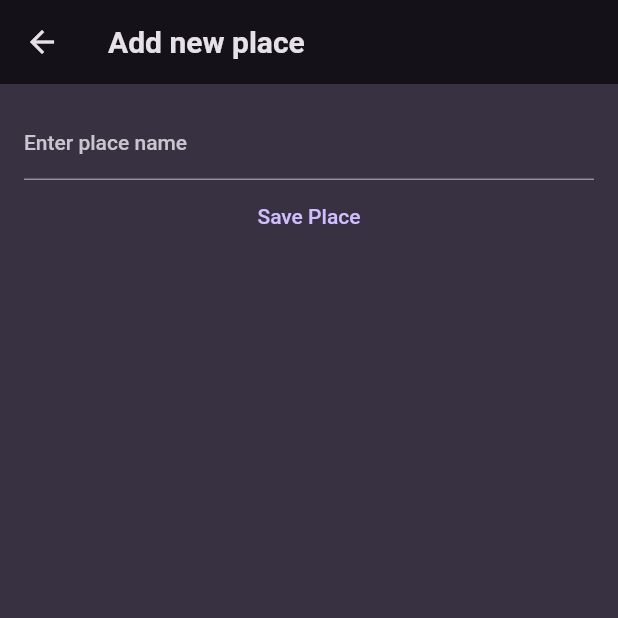
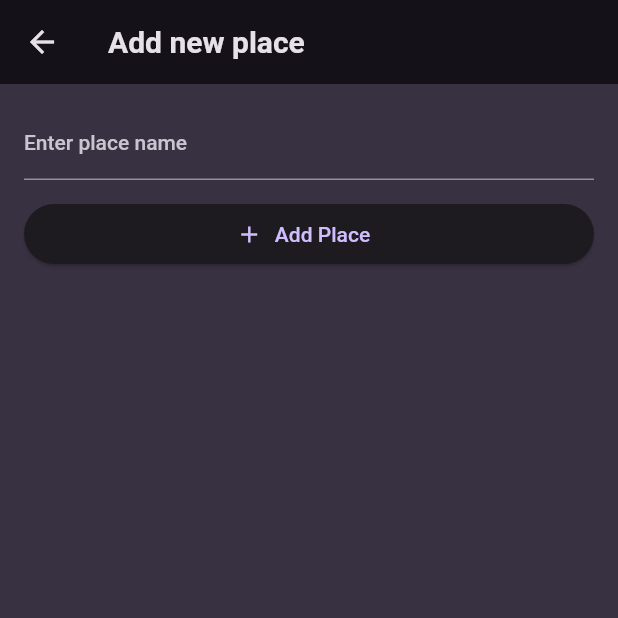
Before and after one commit to ashfaqahmad7866/favourite_places, a Flutter app: the screen it shows after launch, after a tap on the "add" icon, on a phone screen of 412 x 824 dp, the top half of it. Run offline on Flutter 3.47's test engine with Material 2 defaults, Android fonts, the phone set to English and light mode, and no system bars; our stand-ins replace flutter_riverpod, google_fonts.

Commit message:
feat: add riverpod and uuid and remove places and new_places screens

```diff
--- a/lib/main.dart
+++ b/lib/main.dart
@@ -1,7 +1,7 @@
+import 'package:favourite_places/screens/places.dart';
 import 'package:flutter/material.dart';
-
 import 'package:google_fonts/google_fonts.dart';
-import 'package:favourite_places/places.dart';
+import 'package:flutter_riverpod/flutter_riverpod.dart';
 final colorScheme = ColorScheme.fromSeed(
   brightness: Brightness.dark,
   seedColor: const Color.fromARGB(255, 102, 6, 247),
@@ -27,7 +27,7 @@ final theme = ThemeData().copyWith(
 
 void main() {
   runApp(
-      const MyApp(),
+      const ProviderScope(child: MyApp()) ,
   );
 }
 
--- /dev/null
+++ b/lib/models/place.dart
@@ -0,0 +1,7 @@
+import 'package:uuid/uuid.dart';
+const uuid=Uuid();
+class PlaceData {
+  PlaceData({required this.name}):id=uuid.v4();
+  String name;
+  String id;
+}
--- a/lib/new_places.dart
+++ /dev/null
@@ -1,65 +0,0 @@
-// ignore_for_file: unnecessary_null_comparison, prefer_typing_uninitialized_variables
-
-import 'package:flutter/material.dart';
-
-class NewPlaces extends StatefulWidget {
-  const NewPlaces({super.key});
-
-  @override
-  State<NewPlaces> createState() => _NewPlacesState();
-}
-
-class _NewPlacesState extends State<NewPlaces> {
-  void savePlaces()
-  {
-    if(formKey.currentState!.validate())
-    {
-    formKey.currentState!.save();
-    }
-  }
-  var placeName;
-  final formKey = GlobalKey<FormState>();
-  @override
-  Widget build(BuildContext context) {
-    return Scaffold(
-      appBar: AppBar(
-        title: const Text('Add new place'),
-      ),
-      body: Container(
-        margin: const EdgeInsets.all(16),
-        child: Form(
-          key: formKey,
-          child: Column(
-            children: [
-              TextFormField(
-                decoration: const InputDecoration(
-                  label: Text('Enter place name'),
-                ),
-                validator: (value) {
-                  if (value!.isEmpty ||
-                      value == null ||
-                      value.trim().length <= 5) {
-                    return 'Place name can\'t be null';
-                  }
-                  return null;
-                },
-                onSaved: (newValue) => placeName,
-              ),
-              Row(
-                mainAxisAlignment: MainAxisAlignment.end,
-                children: [
-                  Expanded(
-                    child: TextButton(
-                      onPressed: savePlaces,
-                      child: const Text("Save Place"),
-                    ),
-                  ),
-                ],
-              ),
-            ],
-          ),
-        ),
-      ),
-    );
-  }
-}
--- /dev/null
+++ b/lib/place_provider.dart
@@ -0,0 +1,3 @@
+import 'package:favourite_places/models/dummy_places.dart';
+import 'package:flutter_riverpod/flutter_riverpod.dart';
+final placeProvider=Provider((ref) => dummyData);
--- a/lib/places.dart
+++ /dev/null
@@ -1,39 +0,0 @@
-import 'package:favourite_places/new_places.dart';
-import 'package:flutter/material.dart';
-
-class Places extends StatefulWidget {
-  const Places({super.key});
-
-  @override
-  State<Places> createState() => _PlacesState();
-}
-
-class _PlacesState extends State<Places> {
-  void newPlace() {
-    Navigator.of(context).push(MaterialPageRoute(
-      builder: (context) {
-        return const NewPlaces();
-      },
-    ),
-    );
-  }
-
-  @override
-  Widget build(BuildContext context) {
-    return Scaffold(
-      appBar: AppBar(title: const Text('Your Places'), actions: [
-        IconButton(
-          onPressed: newPlace,
-          icon: const Icon(Icons.add),
-        ),
-      ]),
-      body: const Center(
-        child: Text(
-          'No place added yet!',
-          style: TextStyle(
-              color: Colors.white, fontSize: 15, fontWeight: FontWeight.bold),
-        ),
-      ),
-    );
-  }
-}
--- /dev/null
+++ b/lib/screens/new_places.dart
@@ -0,0 +1,71 @@
+// ignore_for_file: unnecessary_null_comparison, prefer_typing_uninitialized_variables
+
+import 'package:flutter/material.dart';
+import 'package:favourite_places/models/place.dart';
+class NewPlaces extends StatefulWidget {
+  const NewPlaces({super.key});
+
+  @override
+  State<NewPlaces> createState() => _NewPlacesState();
+}
+
+class _NewPlacesState extends State<NewPlaces> {
+  void savePlaces() {
+    if (formKey.currentState!.validate()) {
+      formKey.currentState!.save();
+      Navigator.of(context).pop(PlaceData(name: placeName));
+    }
+  }
+
+  var placeName;
+  final formKey = GlobalKey<FormState>();
+  @override
+  Widget build(BuildContext context) {
+    return Scaffold(
+      appBar: AppBar(
+        title: const Text('Add new place'),
+      ),
+      body: Container(
+        margin: const EdgeInsets.all(16),
+        child: SingleChildScrollView(
+          child: Form(
+            key: formKey,
+            child: Column(
+              children: [
+                TextFormField(style: TextStyle(color: Theme.of(context).colorScheme.onBackground),
+                  decoration: const InputDecoration(
+                    label: Text('Enter place name'),
+                  ),
+                  validator: (value) {
+                    if (value!.isEmpty ||
+                        value == null ||
+                        value.trim().length <= 5) {
+                      return 'Place name can\'t be null';
+                    }
+                    return null;
+                  },
+                  onSaved: (newValue) => placeName=newValue,
+                ),
+                const SizedBox(
+                  height: 12,
+                ),
+                Row(
+                  mainAxisAlignment: MainAxisAlignment.end,
+                  children: [
+                    Expanded(
+                      child: ElevatedButton.icon(
+                        onPressed: savePlaces,
+                        icon: const Icon(Icons.add),
+                        label: const Text('Add Place'),
+                      ),
+                    ),
+                  ],
+                ),
+              ],
+            ),
+          ),
+        ),
+      ),
+    );
+  }
+}
--- /dev/null
+++ b/lib/screens/places.dart
@@ -0,0 +1,77 @@
+import 'package:favourite_places/main.dart';
+import 'package:favourite_places/screens/new_places.dart';
+import 'package:flutter/material.dart';
+import 'package:favourite_places/models/place.dart';
+import 'package:favourite_places/screens/places_details.dart';
+
+class Places extends StatefulWidget {
+  const Places({super.key});
+
+  @override
+  State<Places> createState() => _PlacesState();
+}
+
+final List<PlaceData> dum = [];
+
+class _PlacesState extends State<Places> {
+  void newPlace() async {
+    final placeName = await Navigator.of(context).push<PlaceData>(
+      MaterialPageRoute(
+        builder: (context) {
+          return const NewPlaces();
+        },
+      ),
+    );
+    if (placeName == null) {
+      return;
+    }
+    setState(() {
+      dum.add(placeName);
+    });
+  }
+
+  Widget content = const Center(
+    child: Text(
+      'No place added yet!',
+      style: TextStyle(
+          color: Colors.white, fontSize: 15, fontWeight: FontWeight.bold),
+    ),
+  );
+  @override
+  Widget build(BuildContext context) {
+    return Scaffold(
+      appBar: AppBar(title: const Text('Your Places'), actions: [
+        IconButton(
+          onPressed: newPlace,
+          icon: const Icon(Icons.add),
+        ),
+      ]),
+      body: dum.isEmpty
+          ? content
+          : ListView.builder(
+              itemCount: dum.length,
+              itemBuilder: (context, index) {
+                return InkWell(
+                    onTap: () {
+                      Navigator.of(context).push(MaterialPageRoute(
+                        builder: (context) {
+                          return const PlacesDetails();
+                        },
+                      ));
+                    },
+                    child: ListTile(
+                      title: Text(
+                        dum[index].name,
+                        style: Theme.of(context)
+                            .textTheme
+                            .titleMedium!
+                            .copyWith(
+                                color:
+                                    Theme.of(context).colorScheme.onBackground),
+                      ),
+                    ));
+              },
+            ),
+    );
+  }
+}
--- a/pubspec.yaml
+++ b/pubspec.yaml
@@ -30,13 +30,13 @@ environment:
 dependencies:
   flutter:
     sdk: flutter
-
+  flutter_riverpod: ^2.3.6
 
   # The following adds the Cupertino Icons font to your application.
   # Use with the CupertinoIcons class for iOS style icons.
   cupertino_icons: ^1.0.2
   google_fonts: ^5.1.0
-
+  uuid: ^3.0.7
 dev_dependencies:
   flutter_test:
     sdk: flutter
```
Also changed, not shown: lib/models/dummy_places.dart (added, +11 -0 lines), lib/screens/places_details.dart (added, +16 -0 lines), pubspec.lock.
